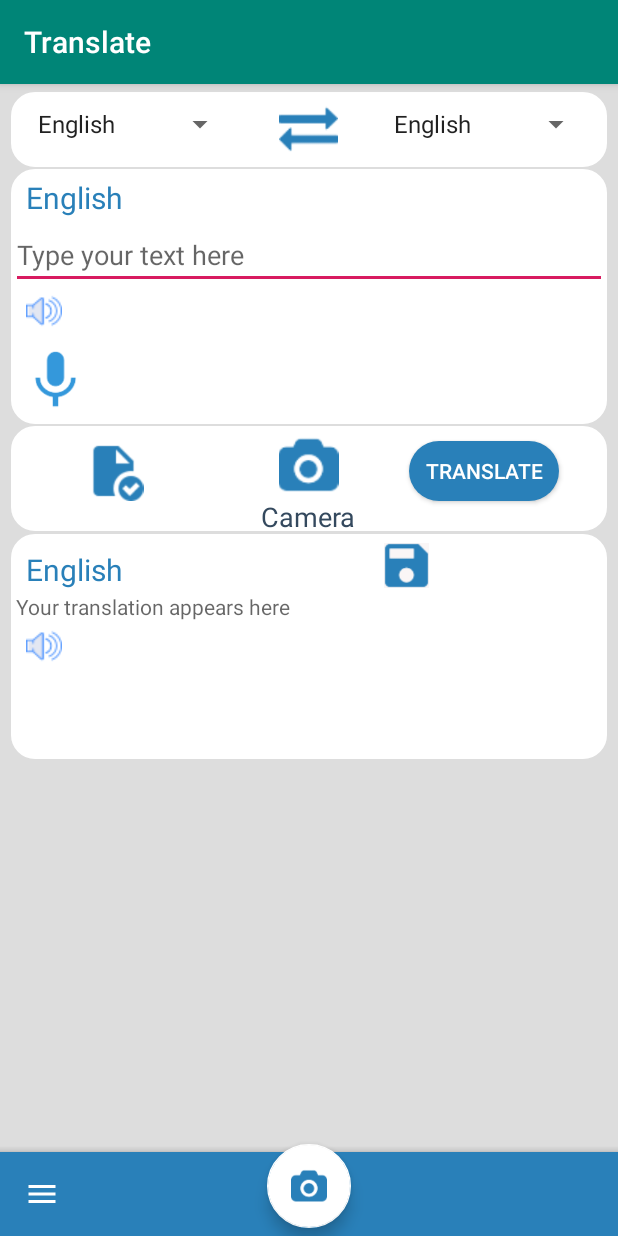
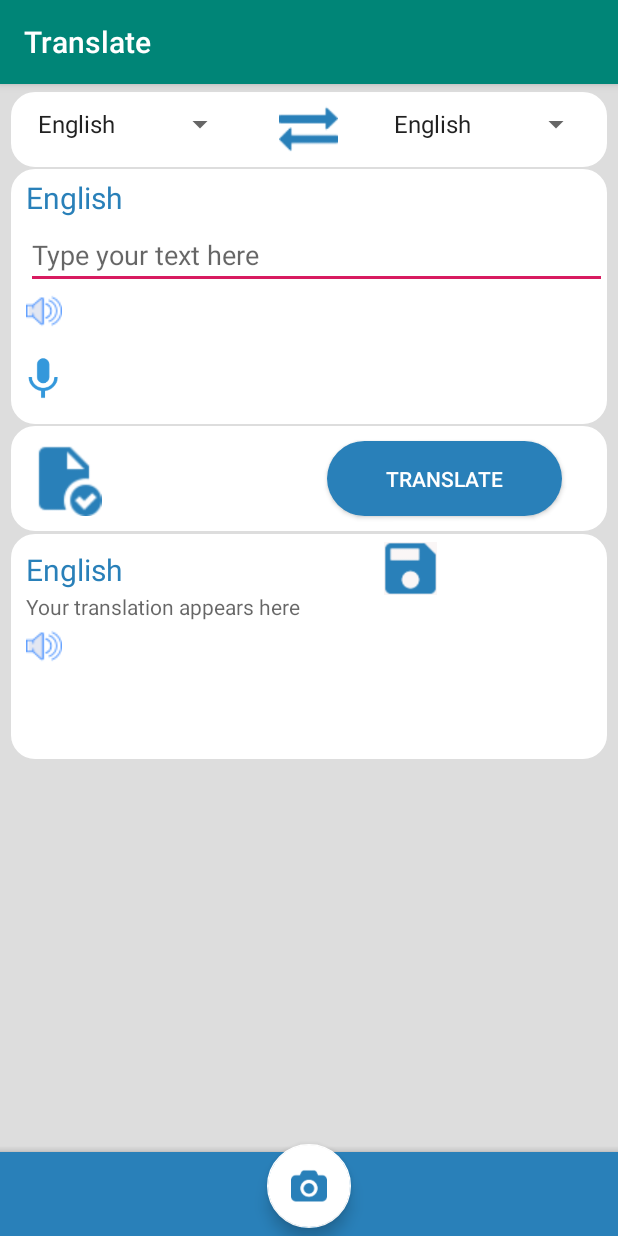
Before and after one commit to NguyenHoaiNhi/androidgroup7, an Android app: the screen it shows after launch (MainActivity), on a phone screen of 412 x 824 dp. Run offline under Robolectric (Android 15) with nearby library versions, the phone set to English and light mode, and no system bars; our stand-ins replace Room's generated code; libraries missing offline, so code that uses them is left out: com.facebook.stetho; 1 statement that could not run was skipped.

Commit message:
add Cuong's layout

```diff
--- a/nhinguyen/app/src/main/res/layout/activity_main.xml
+++ b/nhinguyen/app/src/main/res/layout/activity_main.xml
@@ -58,7 +58,7 @@
                 android:layout_marginLeft="10dp" android:layout_marginTop="5dp"/>
 
         <EditText
-
+                android:layout_marginLeft="10dp"
                 android:layout_width="match_parent"
                 android:layout_height="wrap_content"
                 android:hint="Type your text here"
@@ -76,13 +76,12 @@
                 android:layout_alignParentBottom="true"
                 android:layout_marginBottom="63dp"/>
         <ImageView
-
                 android:id="@+id/btnSpeak"
                 android:layout_alignParentLeft="true"
-                android:layout_width="60dp"
+                android:layout_width="43dp"
                 android:layout_alignParentBottom="true"
                 android:src="@drawable/voice"
-                android:layout_height="60dp"/>
+                android:layout_height="61dp"/>
 
 
 
@@ -100,57 +99,32 @@
 
 
         <ImageView android:id="@+id/ivSaveScreen"
-                   android:layout_width="50dp"
-                   android:layout_height="40dp"
-
+                   android:layout_width="60dp"
+                   android:layout_height="50dp"
+                   android:layout_marginTop="10dp"
+                   android:layout_marginLeft="5dp"
+                   android:layout_marginBottom="10dp"
                    android:src="@drawable/save1"
-                   android:layout_toLeftOf="@id/ivCamera"
-
-                   android:layout_marginTop="10dp"
-                   android:layout_marginBottom="2dp"
-                   android:layout_marginRight="0dp" android:layout_alignParentTop="true"/>
-
-        <ImageView android:id="@+id/ivCamera"
-                   android:layout_width="50dp"
-                   android:layout_height="40dp"
-                   android:layout_centerHorizontal="true"
-                   android:src="@drawable/camera"
-
-                   android:layout_marginTop="6dp"
-                   android:layout_marginBottom="2dp" android:layout_marginLeft="80dp"/>
-
-
-        <TextView
-                android:layout_width="wrap_content"
-                android:layout_height="40dp"
-                android:text="Camera"
-                android:textColor="#34495E"
-                android:id="@id/text2"
-                android:layout_below="@id/ivCamera"
-                android:textSize="18dp"
-                android:layout_centerHorizontal="true"
-                android:layout_marginLeft="74dp"
-
-                android:layout_marginBottom="2dp"/>
+                   android:layout_marginRight="0dp"
+                   android:layout_alignParentTop="true"/>
 
 
         <Button
-                android:layout_width="100dp"
-                android:layout_height="40dp"
+                android:layout_marginRight="30dp"
+                android:layout_alignParentRight="true"
+                android:layout_width="wrap_content"
+                android:layout_height="58dp"
                 android:background="@drawable/translate"
                 android:textColor="#FFFFFF"
                 android:text="TRANSLATE"
-                android:layout_toRightOf="@id/ivCamera"
-
+                android:layout_toRightOf="@id/ivSaveScreen"
                 android:id="@+id/btTranslate"
                 android:layout_marginBottom="10dp"
                 android:layout_marginTop="10dp"
-                android:layout_marginLeft="42dp"/>
+                android:layout_marginLeft="145dp"/>
 
 
     </RelativeLayout>
-
-
 
     <RelativeLayout
             android:layout_width="match_parent"
@@ -166,20 +140,19 @@
                 android:layout_height="wrap_content"
                 android:text="Vietnamese"
                 android:textColor="#2980b9"
+                android:textSize="20dp"
+                android:layout_marginLeft="10dp"
+                android:layout_marginTop="10dp"/>
 
-                android:textSize="20dp"
-
-                android:layout_marginLeft="10dp" android:layout_marginTop="10dp"/>
-
-        <ImageView android:id="@+id/ivSave"
-                   android:layout_width="30dp"
-                   android:layout_height="31dp"
-                   android:src="@drawable/save"
-
-                   android:layout_toRightOf="@id/tvVietnamese"
-                   android:layout_marginTop="5dp"
-                   android:layout_marginBottom="5dp"
-                   android:layout_marginLeft="174dp"/>
+        <ImageView
+                android:id="@+id/ivSave"
+                android:layout_width="35dp"
+                android:layout_height="35dp"
+                android:src="@drawable/save"
+                android:layout_toRightOf="@id/tvVietnamese"
+                android:layout_marginTop="5dp"
+                android:layout_marginBottom="5dp"
+                android:layout_marginLeft="174dp"/>
 
         <TextView
 
@@ -189,7 +162,7 @@
                 android:id="@+id/edVietnam"
                 android:layout_below="@id/tvVietnamese"
                 android:layout_marginTop="1dp"
-                android:layout_marginLeft="3dp"
+                android:layout_marginLeft="10dp"
                 android:layout_marginRight="3dp"/>
 
         <ImageButton
@@ -211,7 +184,6 @@
         <android.support.design.bottomappbar.BottomAppBar
                 style="@style/Widget.MaterialComponents.BottomAppBar"
                 android:backgroundTint="#2980b9"
-                app:navigationIcon="@drawable/ic_menu_black_24dp"
                 android:layout_width="match_parent"
                 android:layout_height="wrap_content"
                 tools:ignore="BottomAppBar"
@@ -224,8 +196,8 @@
 
         <android.support.design.widget.FloatingActionButton
                 android:layout_alignParentBottom="true"
-                app:backgroundTint="#FFFFFF"
-                android:id="@+id/fab"
+                app:backgroundTint="#FFFF"
+                android:id="@+id/ivCamera"
                 android:src="@drawable/camera"
                 android:layout_width="wrap_content"
                 android:layout_height="wrap_content"
```
